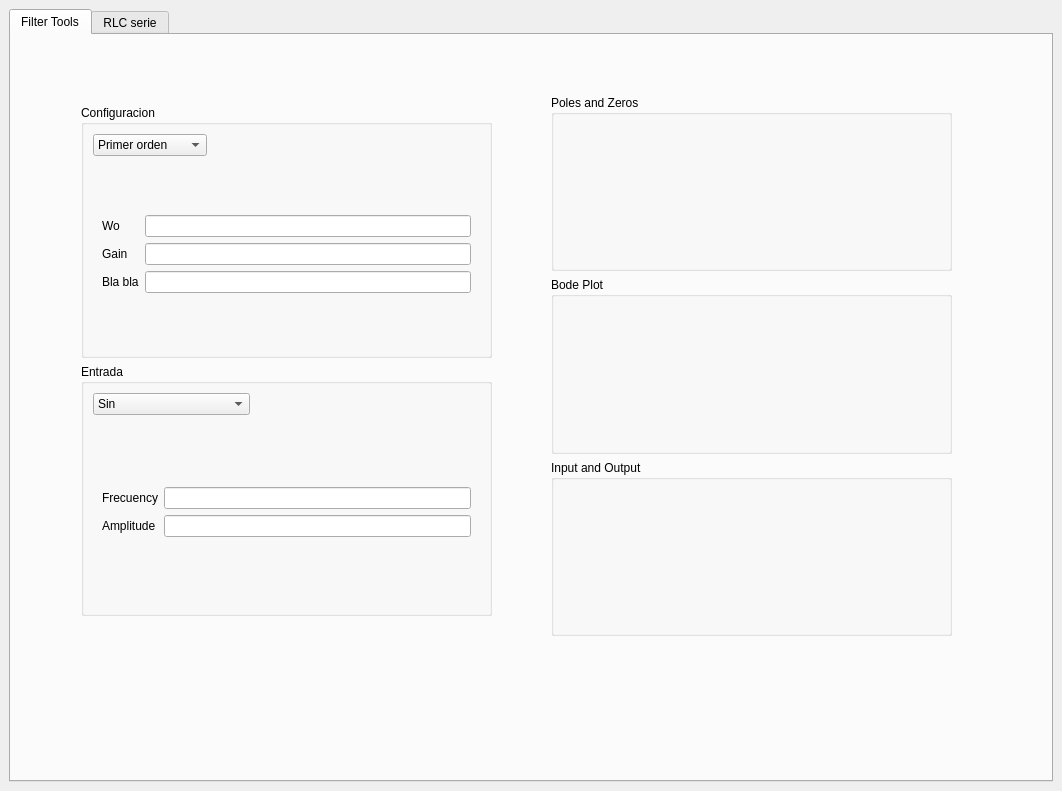
First picture: the form in UI.ui, repository GullinoAgus/Filter-TOOL-ELECTRO, before the edit.
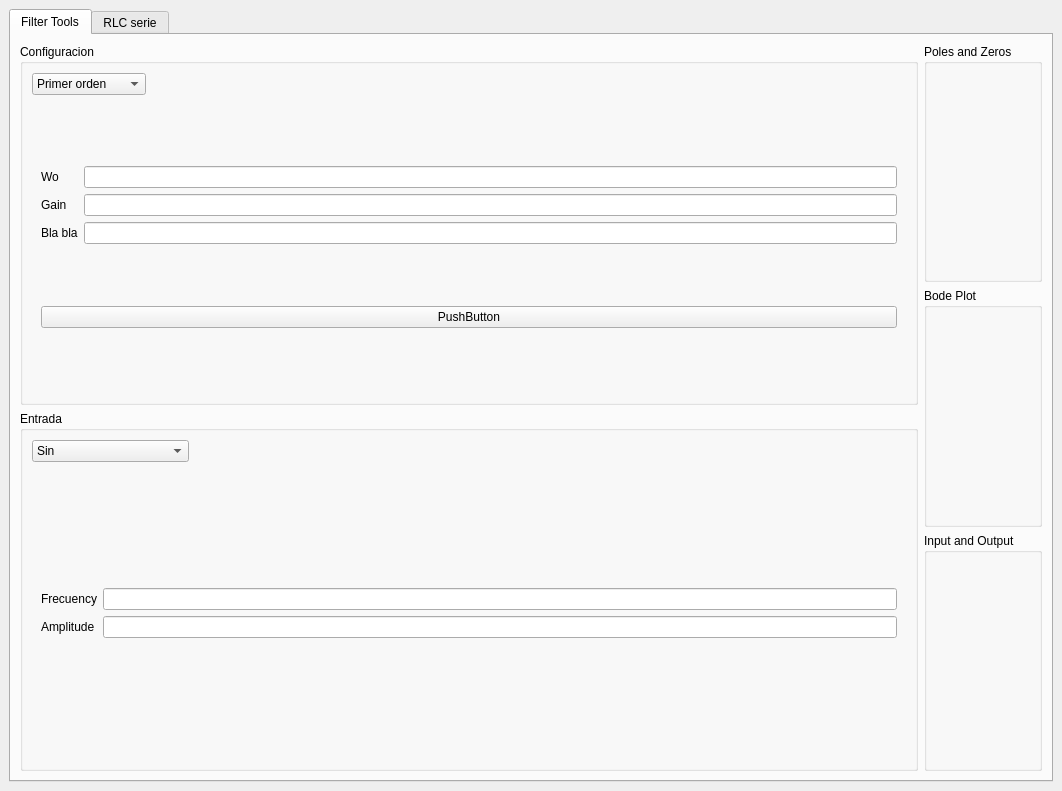
Second picture: the form after the edit.

```diff
--- a/UI.ui
+++ b/UI.ui
@@ -27,15 +27,8 @@
        <attribute name="title">
         <string>Filter Tools</string>
        </attribute>
-       <widget class="QWidget" name="layoutWidget">
-        <property name="geometry">
-         <rect>
-          <x>70</x>
-          <y>70</y>
-          <width>411</width>
-          <height>511</height>
-         </rect>
-        </property>
+       <layout class="QGridLayout" name="gridLayout_11">
+        <item row="0" column="0">
         <layout class="QVBoxLayout" name="verticalLayout_3">
          <item>
           <widget class="QGroupBox" name="groupBox">
@@ -84,6 +77,13 @@
                   </item>
                  </layout>
                 </item>
+                 <item>
+                  <widget class="QPushButton" name="pushButton">
+                   <property name="text">
+                    <string>PushButton</string>
+                   </property>
+                  </widget>
+                 </item>
                </layout>
               </widget>
               <widget class="QWidget" name="page_2"/>
@@ -108,6 +108,9 @@
                   <height>0</height>
                  </size>
                 </property>
+                 <property name="currentIndex">
+                  <number>0</number>
+                 </property>
                 <item>
                  <property name="text">
                   <string>Primer orden</string>
@@ -240,22 +243,15 @@
           </widget>
          </item>
         </layout>
-       </widget>
-       <widget class="QWidget" name="layoutWidget">
-        <property name="geometry">
-         <rect>
-          <x>540</x>
-          <y>60</y>
-          <width>401</width>
-          <height>541</height>
-         </rect>
-        </property>
+        </item>
+        <item row="0" column="1">
         <layout class="QVBoxLayout" name="verticalLayout_4">
          <item>
           <widget class="QGroupBox" name="PolesAndZerosBox">
            <property name="title">
             <string>Poles and Zeros</string>
            </property>
+            <layout class="QGridLayout" name="gridLayout_8"/>
           </widget>
          </item>
          <item>
@@ -263,6 +259,7 @@
            <property name="title">
             <string>Bode Plot</string>
            </property>
+            <layout class="QGridLayout" name="gridLayout_9"/>
           </widget>
          </item>
          <item>
@@ -270,10 +267,12 @@
            <property name="title">
             <string>Input and Output</string>
            </property>
+            <layout class="QGridLayout" name="gridLayout_10"/>
           </widget>
          </item>
         </layout>
-       </widget>
+        </item>
+       </layout>
       </widget>
       <widget class="QWidget" name="RLCSerie">
        <attribute name="title">
```
Left out of the diff: 26 changed lines with no effect on the pictures. Lines whose indentation alone changed are shown as unchanged.
